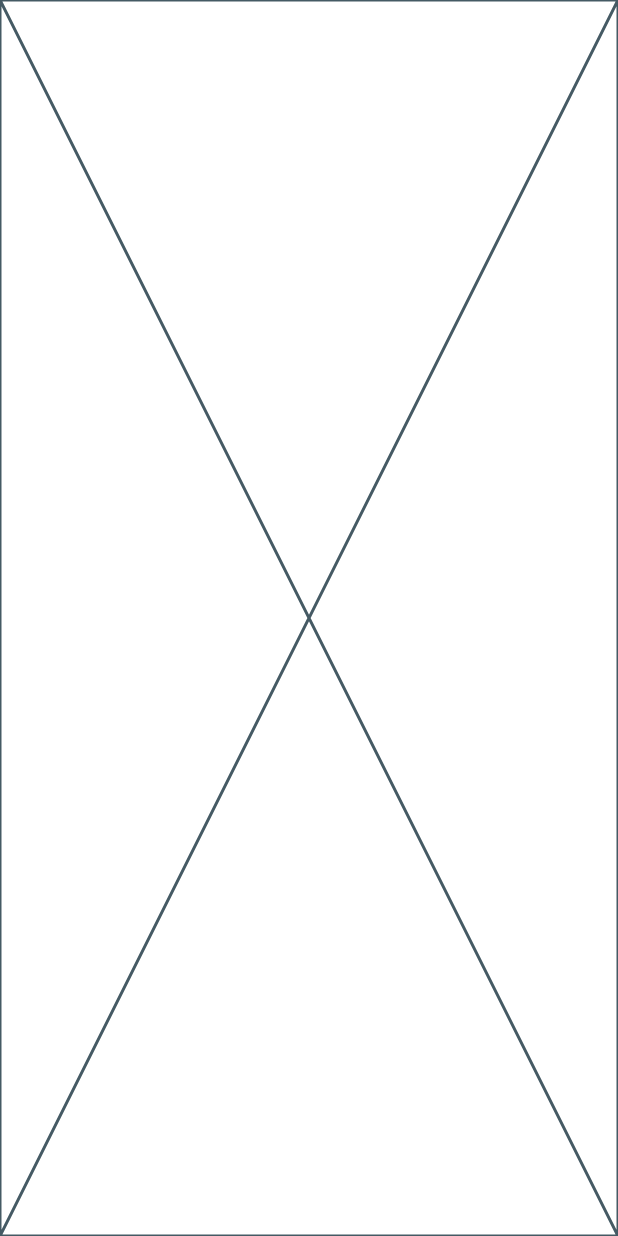
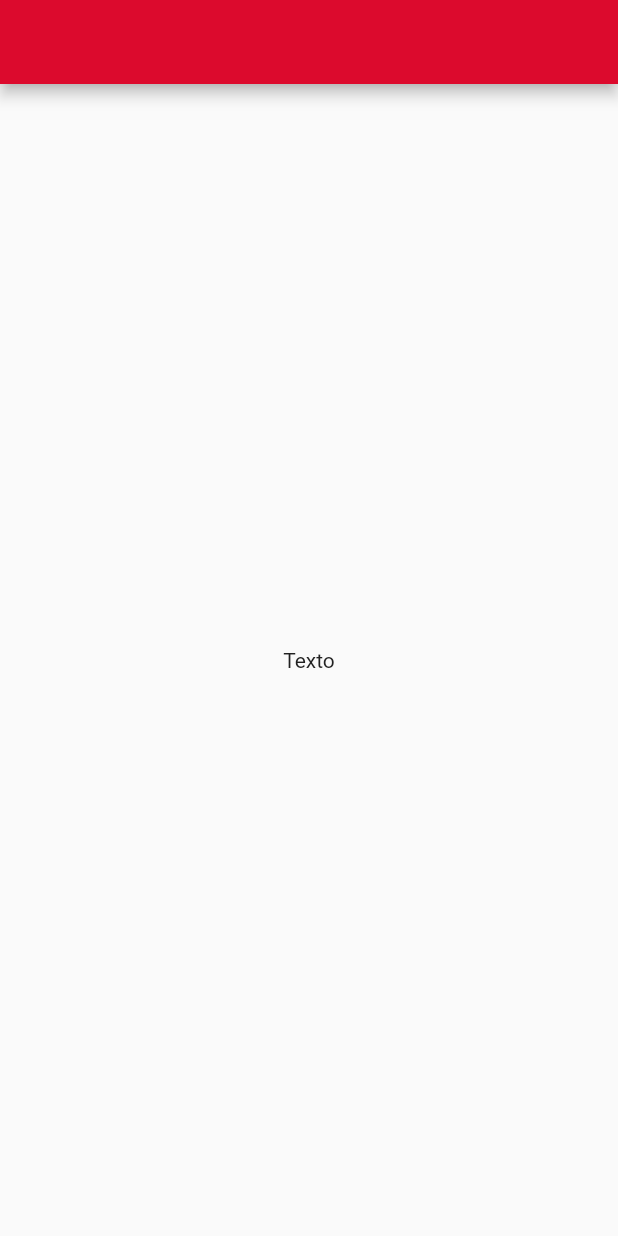
Before and after one commit to carlosctu/pokedex-app, a Flutter app: the screen it shows after launch, on a phone screen of 412 x 824 dp. Run offline on Flutter 3.47's test engine with Material 2 defaults, Android fonts, the phone set to English and light mode, and no system bars.

Commit message:
feat: adding primary identity color to app bar

```diff
--- a/lib/main.dart
+++ b/lib/main.dart
@@ -23,6 +23,15 @@ class MyWidget extends StatelessWidget {
 
   @override
   Widget build(BuildContext context) {
-    return const Placeholder();
+    final theme = PokedexThemeData();
+    return Scaffold(
+      appBar: AppBar(),
+      body: Center(
+        child: Text(
+          'Texto',
+          style: theme.typography.b1,
+        ),
+      ),
+    );
   }
 }
--- a/lib/theme/pokedex_theme_data.dart
+++ b/lib/theme/pokedex_theme_data.dart
@@ -29,6 +29,7 @@ ThemeData _getCustomTheme(
   PokedexTypography typography,
 ) =>
     ThemeData(
+      appBarTheme: AppBarTheme(color: colors.identityGroup.primary),
       primaryColor: colors.identityGroup.primary,
       textTheme: TextTheme(
         displayLarge: typography.h1,
```
